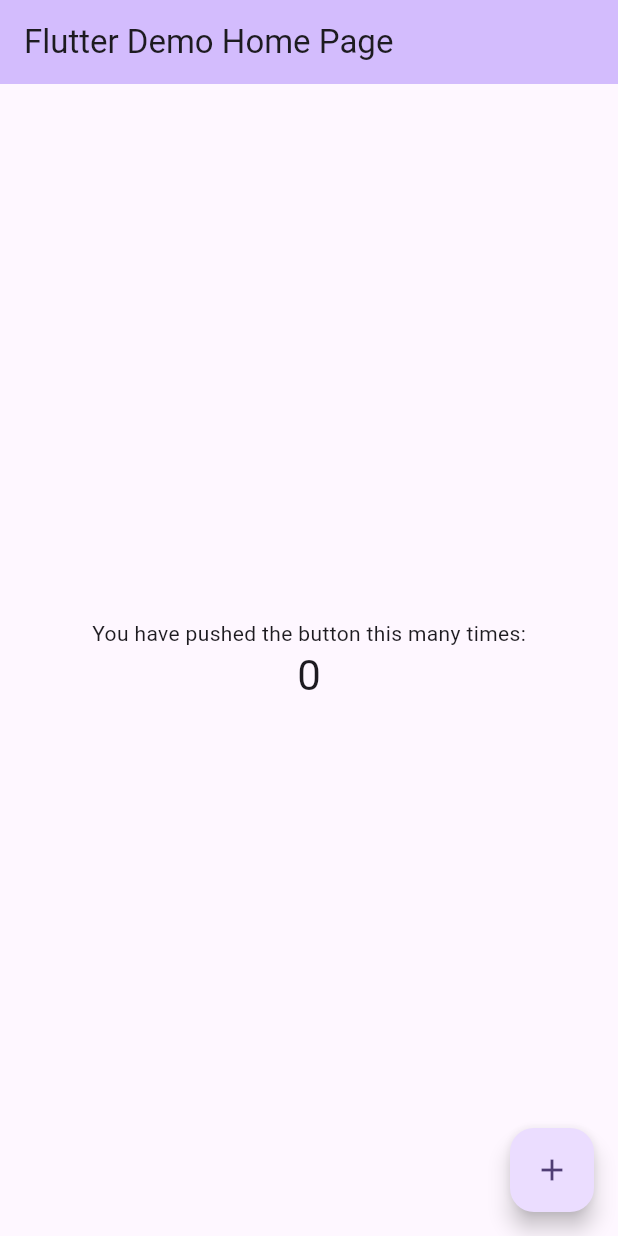
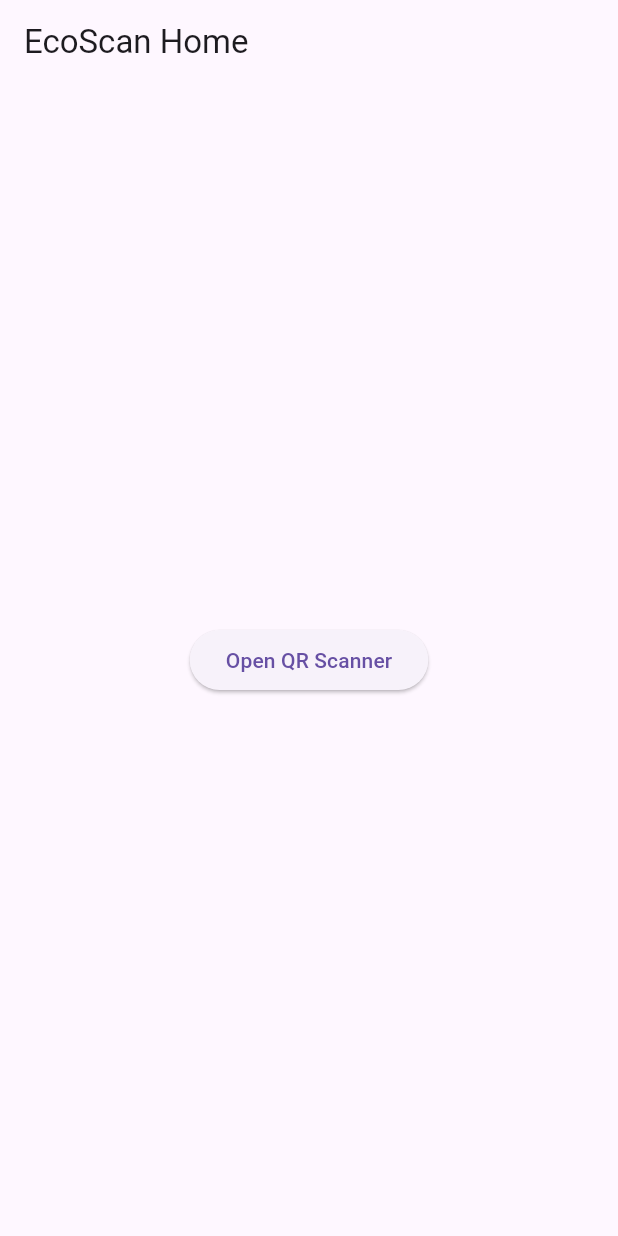
Before and after one commit to NandanM3/EcoScan, a Flutter app: the screen it shows after launch, on a phone screen of 412 x 824 dp. Run offline on Flutter 3.47's test engine with Material 3 defaults, Android fonts, the phone set to English and light mode, and no system bars; missing offline and left inert: qr_code_scanner.

```diff
--- a/lib/main.dart
+++ b/lib/main.dart
@@ -1,122 +1,44 @@
 import 'package:flutter/material.dart';
+import 'qr_scan_screen.dart'; //Import your scanner screen here
 
-void main() {
+void main()
+{
   runApp(const MyApp());
 }
 
 class MyApp extends StatelessWidget {
   const MyApp({super.key});
 
-  // This widget is the root of your application.
   @override
   Widget build(BuildContext context) {
     return MaterialApp(
-      title: 'Flutter Demo',
+      title: 'EcoScan App',
       theme: ThemeData(
-        // This is the theme of your application.
-        //
-        // TRY THIS: Try running your application with "flutter run". You'll see
-        // the application has a purple toolbar. Then, without quitting the app,
-        // try changing the seedColor in the colorScheme below to Colors.green
-        // and then invoke "hot reload" (save your changes or press the "hot
-        // reload" button in a Flutter-supported IDE, or press "r" if you used
-        // the command line to start the app).
-        //
-        // Notice that the counter didn't reset back to zero; the application
-        // state is not lost during the reload. To reset the state, use hot
-        // restart instead.
-        //
-        // This works for code too, not just values: Most code changes can be
-        // tested with just a hot reload.
-        colorScheme: ColorScheme.fromSeed(seedColor: Colors.deepPurple),
+        primarySwatch: Colors.green,
       ),
-      home: const MyHomePage(title: 'Flutter Demo Home Page'),
+      home: const HomeScreen(),
     );
   }
 }
 
-class MyHomePage extends StatefulWidget {
-  const MyHomePage({super.key, required this.title});
-
-  // This widget is the home page of your application. It is stateful, meaning
-  // that it has a State object (defined below) that contains fields that affect
-  // how it looks.
-
-  // This class is the configuration for the state. It holds the values (in this
-  // case the title) provided by the parent (in this case the App widget) and
-  // used by the build method of the State. Fields in a Widget subclass are
-  // always marked "final".
-
-  final String title;
-
-  @override
-  State<MyHomePage> createState() => _MyHomePageState();
-}
-
-class _MyHomePageState extends State<MyHomePage> {
-  int _counter = 0;
-
-  void _incrementCounter() {
-    setState(() {
-      // This call to setState tells the Flutter framework that something has
-      // changed in this State, which causes it to rerun the build method below
-      // so that the display can reflect the updated values. If we changed
-      // _counter without calling setState(), then the build method would not be
-      // called again, and so nothing would appear to happen.
-      _counter++;
-    });
-  }
+class HomeScreen extends StatelessWidget {
+  const HomeScreen({super.key});
 
   @override
   Widget build(BuildContext context) {
-    // This method is rerun every time setState is called, for instance as done
-    // by the _incrementCounter method above.
-    //
-    // The Flutter framework has been optimized to make rerunning build methods
-    // fast, so that you can just rebuild anything that needs updating rather
-    // than having to individually change instances of widgets.
     return Scaffold(
-      appBar: AppBar(
-        // TRY THIS: Try changing the color here to a specific color (to
-        // Colors.amber, perhaps?) and trigger a hot reload to see the AppBar
-        // change color while the other colors stay the same.
-        backgroundColor: Theme.of(context).colorScheme.inversePrimary,
-        // Here we take the value from the MyHomePage object that was created by
-        // the App.build method, and use it to set our appbar title.
-        title: Text(widget.title),
-      ),
+      appBar: AppBar(title: const Text('EcoScan Home')),
       body: Center(
-        // Center is a layout widget. It takes a single child and positions it
-        // in the middle of the parent.
-        child: Column(
-          // Column is also a layout widget. It takes a list of children and
-          // arranges them vertically. By default, it sizes itself to fit its
-          // children horizontally, and tries to be as tall as its parent.
-          //
-          // Column has various properties to control how it sizes itself and
-          // how it positions its children. Here we use mainAxisAlignment to
-          // center the children vertically; the main axis here is the vertical
-          // axis because Columns are vertical (the cross axis would be
-          // horizontal).
-          //
-          // TRY THIS: Invoke "debug painting" (choose the "Toggle Debug Paint"
-          // action in the IDE, or press "p" in the console), to see the
-          // wireframe for each widget.
-          mainAxisAlignment: MainAxisAlignment.center,
-          children: <Widget>[
-            const Text('You have pushed the button this many times:'),
-            Text(
-              '$_counter',
-              style: Theme.of(context).textTheme.headlineMedium,
-            ),
-          ],
+        child: ElevatedButton(
+          onPressed: () {
+            Navigator.push(
+              context,
+              MaterialPageRoute(builder: (context) => const QRScanScreen()),
+            );
+          },
+          child: const Text('Open QR Scanner'),
         ),
       ),
-      floatingActionButton: FloatingActionButton(
-        onPressed: _incrementCounter,
-        tooltip: 'Increment',
-        child: const Icon(Icons.add),
-      ), // This trailing comma makes auto-formatting nicer for build methods.
     );
   }
 }
--- /dev/null
+++ b/lib/screens/home_screen.dart
@@ -0,0 +1,22 @@
+import 'package:flutter/material.dart';
+import 'scan_screen.dart';
+
+class HomeScreen extends StatelessWidget {
+  @override
+  Widget build(BuildContext context) {
+    return Scaffold(
+      appBar: AppBar(title: Text('EcoScan')),
+      body: Center(
+        child: ElevatedButton(
+          onPressed: () {
+            Navigator.push(
+              context,
+              MaterialPageRoute(builder: (context) => ScanScreen()),
+            );
+          },
+          child: Text('Scan QR Code'),
+        ),
+      ),
+    );
+  }
+}
```
Also changed, not shown: lib/qr_scan_screen.dart (added, +69 -0 lines), lib/screens/scan_screen.dart (added, +18 -0 lines), pubspec.yaml (+28 -0 lines), pubspec.lock, 2 other files.
